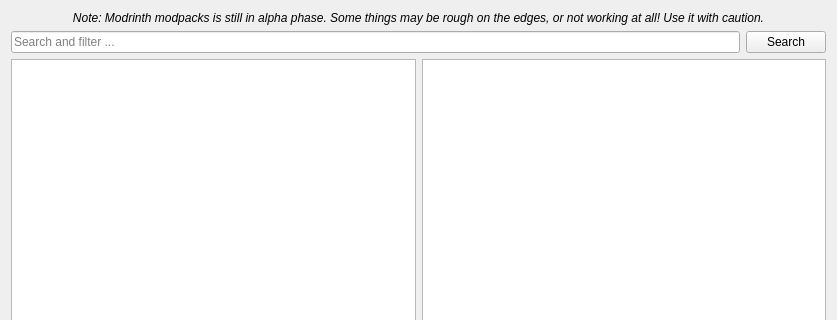
Old version of the form launcher/ui/pages/modplatform/modrinth/ModrinthPage.ui in the repository FreesmTeam/FreesmLauncher; both pictures show x 0 to 837 and y 0 to 320 of the 837 by 685 pixel window.
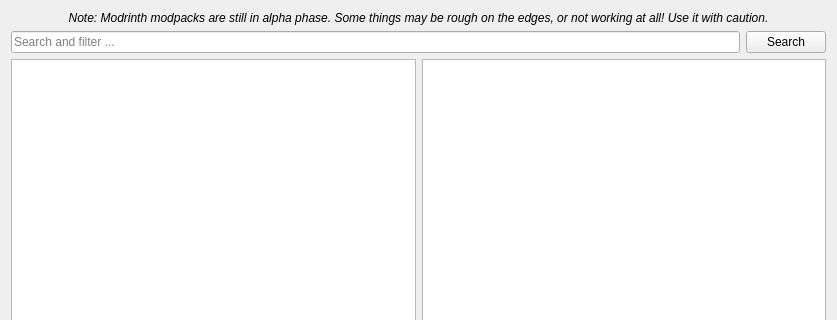
New version of the form.

Patch:
```diff
--- a/launcher/ui/pages/modplatform/modrinth/ModrinthPage.ui
+++ b/launcher/ui/pages/modplatform/modrinth/ModrinthPage.ui
@@ -19,7 +19,7 @@
       </font>
      </property>
      <property name="text">
-      <string>Note: Modrinth modpacks is still in alpha phase. Some things may be rough on the edges, or not working at all! Use it with caution.</string>
+      <string>Note: Modrinth modpacks are still in alpha phase. Some things may be rough on the edges, or not working at all! Use it with caution.</string>
      </property>
      <property name="alignment">
       <set>Qt::AlignCenter</set>
```
